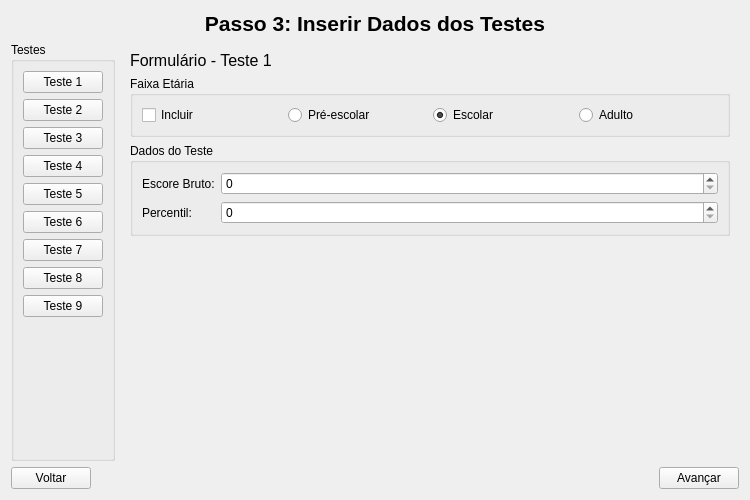
This is src/app/views/ui_files/tests_screen.ui in gustavohnsv/psy-R as Qt 5 draws it before an edit. The edited form follows.
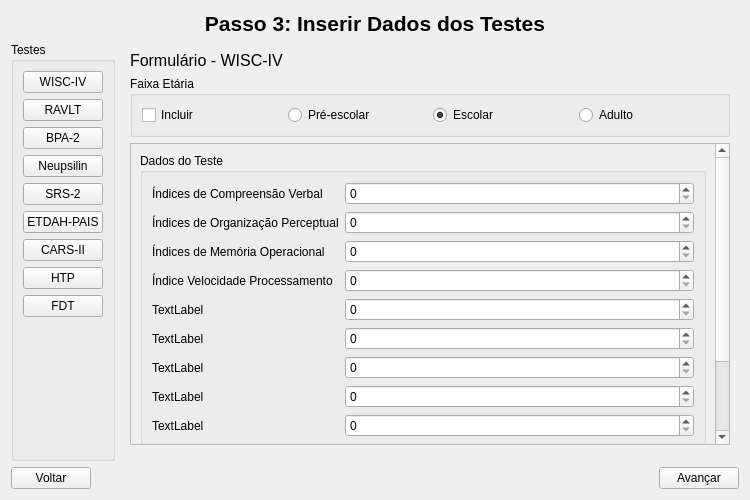
This is the edited form. The open tabs and pages were chosen to show the change.

```diff
--- a/src/app/views/ui_files/tests_screen.ui
+++ b/src/app/views/ui_files/tests_screen.ui
@@ -41,63 +41,63 @@
         <item>
          <widget class="QPushButton" name="btn_teste1">
           <property name="text">
-           <string>Teste 1</string>
+           <string>WISC-IV</string>
           </property>
          </widget>
         </item>
         <item>
          <widget class="QPushButton" name="btn_teste2">
           <property name="text">
-           <string>Teste 2</string>
+           <string>RAVLT</string>
           </property>
          </widget>
         </item>
         <item>
          <widget class="QPushButton" name="btn_teste3">
           <property name="text">
-           <string>Teste 3</string>
+           <string>BPA-2</string>
           </property>
          </widget>
         </item>
         <item>
          <widget class="QPushButton" name="btn_teste4">
           <property name="text">
-           <string>Teste 4</string>
+           <string>Neupsilin</string>
           </property>
          </widget>
         </item>
         <item>
          <widget class="QPushButton" name="btn_teste5">
           <property name="text">
-           <string>Teste 5</string>
+           <string>SRS-2</string>
           </property>
          </widget>
         </item>
         <item>
          <widget class="QPushButton" name="btn_teste6">
           <property name="text">
-           <string>Teste 6</string>
+           <string>ETDAH-PAIS</string>
           </property>
          </widget>
         </item>
         <item>
          <widget class="QPushButton" name="btn_teste7">
           <property name="text">
-           <string>Teste 7</string>
+           <string>CARS-II</string>
           </property>
          </widget>
         </item>
         <item>
          <widget class="QPushButton" name="btn_teste8">
           <property name="text">
-           <string>Teste 8</string>
+           <string>HTP</string>
           </property>
          </widget>
         </item>
         <item>
          <widget class="QPushButton" name="btn_teste9">
           <property name="text">
-           <string>Teste 9</string>
+           <string>FDT</string>
           </property>
          </widget>
         </item>
@@ -162,17 +162,17 @@
          </item>
         </layout>
        </widget>
-       <widget class="QWidget" name="page_form_teste1">
-        <layout class="QVBoxLayout" name="verticalLayout_3">
+       <widget class="QWidget" name="page_form_wisc4">
+        <layout class="QVBoxLayout" name="verticalLayout_wisc4">
          <item>
-          <widget class="QLabel" name="label_titulo_teste1">
+          <widget class="QLabel" name="label_titulo_wisc4">
            <property name="font">
             <font>
              <pointsize>12</pointsize>
             </font>
            </property>
            <property name="text">
-            <string>Formulário - Teste 1</string>
+            <string>Formulário - WISC-IV</string>
            </property>
           </widget>
          </item>
@@ -217,36 +217,158 @@
           </widget>
          </item>
          <item>
-          <widget class="QGroupBox" name="groupBox_dados_teste">
-           <property name="title">
-            <string>Dados do Teste</string>
+          <widget class="QScrollArea" name="scrollArea">
+           <property name="widgetResizable">
+            <bool>true</bool>
            </property>
-           <layout class="QFormLayout" name="formLayout">
-            <item row="0" column="0">
-             <widget class="QLabel" name="label_2">
-              <property name="text">
-               <string>Escore Bruto:</string>
-              </property>
-             </widget>
-            </item>
-            <item row="0" column="1">
-             <widget class="QSpinBox" name="spinBox"/>
-            </item>
-            <item row="1" column="0">
-             <widget class="QLabel" name="label_3">
-              <property name="text">
-               <string>Percentil:</string>
-              </property>
-             </widget>
-            </item>
-            <item row="1" column="1">
-             <widget class="QSpinBox" name="spinBox_2"/>
-            </item>
-           </layout>
+           <widget class="QWidget" name="scrollAreaWidgetContents">
+            <property name="geometry">
+             <rect>
+              <x>0</x>
+              <y>0</y>
+              <width>584</width>
+              <height>446</height>
+             </rect>
+            </property>
+            <layout class="QVBoxLayout" name="verticalLayout_3">
+             <item>
+              <widget class="QGroupBox" name="groupBox_dados_teste_wisc4">
+               <property name="mouseTracking">
+                <bool>false</bool>
+               </property>
+               <property name="title">
+                <string>Dados do Teste</string>
+               </property>
+               <layout class="QFormLayout" name="formLayout_wisc4">
+                <item row="0" column="0">
+                 <widget class="QLabel" name="label_icv_wisc4">
+                  <property name="text">
+                   <string>Índices de Compreensão Verbal</string>
+                  </property>
+                 </widget>
+                </item>
+                <item row="0" column="1">
+                 <widget class="QSpinBox" name="spinBox_icv_wisc4"/>
+                </item>
+                <item row="1" column="0">
+                 <widget class="QLabel" name="label_iop_wisc4">
+                  <property name="text">
+                   <string>Índices de Organização Perceptual</string>
+                  </property>
+                 </widget>
+                </item>
+                <item row="1" column="1">
+                 <widget class="QSpinBox" name="spinBox_iop_wisc4"/>
+                </item>
+                <item row="2" column="0">
+                 <widget class="QLabel" name="label_imo_wisc4">
+                  <property name="text">
+                   <string>Índices de Memória Operacional</string>
+                  </property>
+                 </widget>
+                </item>
+                <item row="2" column="1">
+                 <widget class="QSpinBox" name="spinBo_imo_wisc4"/>
+                </item>
+                <item row="3" column="0">
+                 <widget class="QLabel" name="label_ivp_wisc4">
+                  <property name="text">
+                   <string>Índice Velocidade Processamento</string>
+                  </property>
+                 </widget>
+                </item>
+                <item row="3" column="1">
+                 <widget class="QSpinBox" name="spinBox_ivp_wisc4"/>
+                </item>
+                <item row="4" column="0">
+                 <widget class="QLabel" name="label_2">
+                  <property name="text">
+                   <string>TextLabel</string>
+                  </property>
+                 </widget>
+                </item>
+                <item row="5" column="0">
+                 <widget class="QLabel" name="label_3">
+                  <property name="text">
+                   <string>TextLabel</string>
+                  </property>
+                 </widget>
+                </item>
+                <item row="6" column="0">
+                 <widget class="QLabel" name="label_4">
+                  <property name="text">
+                   <string>TextLabel</string>
+                  </property>
+                 </widget>
+                </item>
+                <item row="7" column="0">
+                 <widget class="QLabel" name="label_5">
+                  <property name="text">
+                   <string>TextLabel</string>
+                  </property>
+                 </widget>
+                </item>
+                <item row="8" column="0">
+                 <widget class="QLabel" name="label_6">
+                  <property name="text">
+                   <string>TextLabel</string>
+                  </property>
+                 </widget>
+                </item>
+                <item row="9" column="0">
+                 <widget class="QLabel" name="label_7">
+                  <property name="text">
+                   <string>TextLabel</string>
+                  </property>
+                 </widget>
+                </item>
+                <item row="11" column="0">
+                 <widget class="QLabel" name="label_8">
+                  <property name="text">
+                   <string>TextLabel</string>
+                  </property>
+                 </widget>
+                </item>
+                <item row="12" column="0">
+                 <widget class="QLabel" name="label_9">
+                  <property name="text">
+                   <string>TextLabel</string>
+                  </property>
+                 </widget>
+                </item>
+                <item row="4" column="1">
+                 <widget class="QSpinBox" name="spinBox"/>
+                </item>
+                <item row="5" column="1">
+                 <widget class="QSpinBox" name="spinBox_2"/>
+                </item>
+                <item row="6" column="1">
+                 <widget class="QSpinBox" name="spinBox_3"/>
+                </item>
+                <item row="7" column="1">
+                 <widget class="QSpinBox" name="spinBox_4"/>
+                </item>
+                <item row="8" column="1">
+                 <widget class="QSpinBox" name="spinBox_5"/>
+                </item>
+                <item row="9" column="1">
+                 <widget class="QSpinBox" name="spinBox_6"/>
+                </item>
+                <item row="11" column="1">
+                 <widget class="QSpinBox" name="spinBox_7"/>
+                </item>
+                <item row="12" column="1">
+                 <widget class="QSpinBox" name="spinBox_8"/>
+                </item>
+               </layout>
+              </widget>
+             </item>
+            </layout>
+           </widget>
           </widget>
          </item>
          <item>
-          <spacer name="verticalSpacer_4">
+          <spacer name="verticalSpacer_wisc4">
            <property name="orientation">
             <enum>Qt::Orientation::Vertical</enum>
            </property>
@@ -328,7 +450,7 @@
              </widget>
             </item>
             <item row="0" column="1">
-             <widget class="QSpinBox" name="spinBox_3"/>
+             <widget class="QSpinBox" name="spinBox_TODO_ravlt"/>
             </item>
             <item row="1" column="0">
              <widget class="QLabel" name="label_3_2">
@@ -426,7 +548,7 @@
              </widget>
             </item>
             <item row="0" column="1">
-             <widget class="QSpinBox" name="spinBox_4"/>
+             <widget class="QSpinBox" name="spinBox_ac_bpa2"/>
             </item>
             <item row="1" column="0">
              <widget class="QLabel" name="label_3_3">
@@ -524,7 +646,7 @@
              </widget>
             </item>
             <item row="0" column="1">
-             <widget class="QSpinBox" name="spinBox_5"/>
+             <widget class="QSpinBox" name="spinBox_TODO_neupsilin"/>
             </item>
             <item row="1" column="0">
              <widget class="QLabel" name="label_3_4">
```
Left out of the diff: 368 changed lines with no effect on the pictures.
